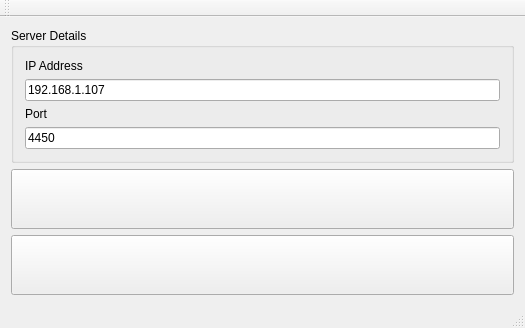
hhvvkk/COS301DistrobutedApplicationManger, file AppManClient/mainwindow.ui: the form before one commit.
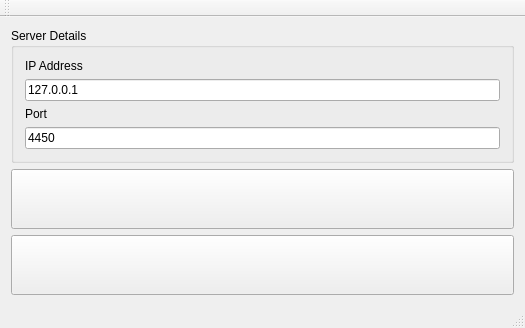
The form after the commit. Icons and pictures are not drawn.

Patch:
```diff
--- a/AppManClient/mainwindow.ui
+++ b/AppManClient/mainwindow.ui
@@ -38,7 +38,7 @@
           <string/>
          </property>
          <property name="text">
-          <string>192.168.1.107</string>
+          <string>127.0.0.1</string>
          </property>
         </widget>
        </item>
```
